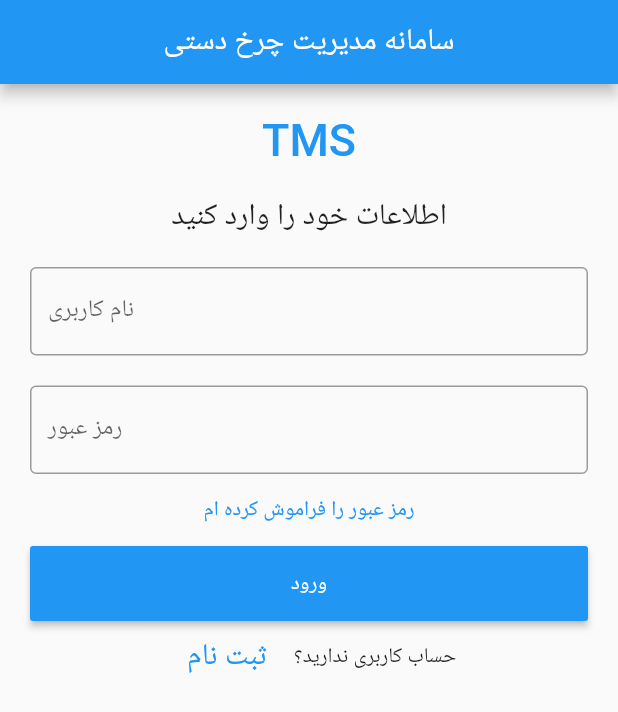
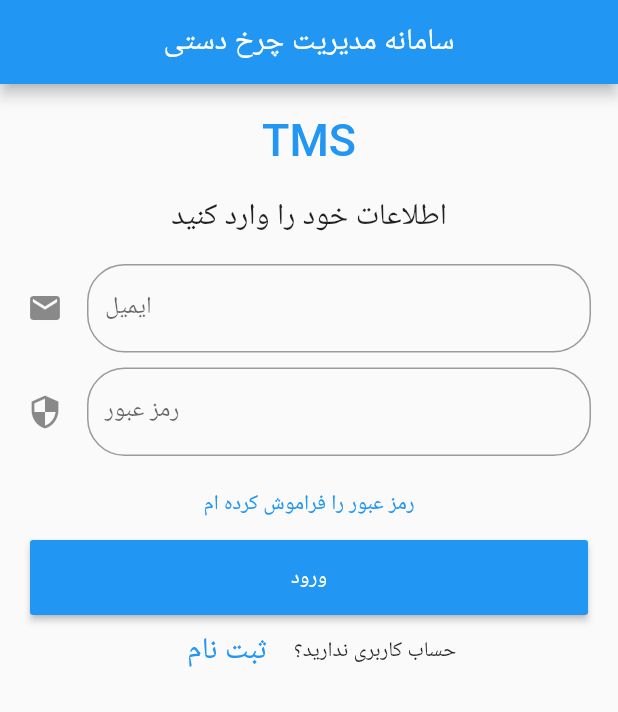
Before and after one commit to a-shahrestani/TMS_app, a Flutter app: the screen it shows after launch, on a phone screen of 412 x 824 dp. Shown: the top 712 px of the screen. Run offline on Flutter 3.47's test engine with Material 2 defaults, Android fonts, the phone set to English and light mode, and no system bars; our stand-ins replace flutter_map, latlong; Roboto replaces fonts that are missing (Poppins).

Commit message:
Login Screen is using TextFormField now instead of TextField Validation has been set Keyboard for email has been set Map works apparently

```diff
--- a/lib/MapScreen.dart
+++ b/lib/MapScreen.dart
@@ -45,9 +45,10 @@ class _State extends State<MapScreen> {
         ),
       ),
       drawer: Drawer(
+        child: Flexible(
           child: ListView(
             padding: EdgeInsets.zero,
-          children: <Widget>[
+            children: [
               DrawerHeader(
                 child: Text('test'),
                 decoration: BoxDecoration(color: Colors.amber),
@@ -60,7 +61,19 @@ class _State extends State<MapScreen> {
                 title: Text('t2'),
                 //Put onTap here
               ),
+              Align(
+                alignment: Alignment.bottomLeft,
+                child: ListTile(
+                  onTap: () {
+                    Navigator.pushReplacementNamed(context, '/SignOut');
+                  },
+                  title: Text('Log Out'),
+                  trailing: Icon(Icons.close),
+                  //Put onTap here
+                ),
+              ),
             ],
+          ),
         ),
       ),
     );
--- a/lib/main.dart
+++ b/lib/main.dart
@@ -13,6 +13,7 @@ void main() {
       '/SignUpPage': (context) => SignUpPage(),
       '/LoginPage': (context) => LoginPage(),
       '/MapPage': (context) => MapScreen(),
+      '/SignOut': (context) => LoginPage(),
     },
   ));
 }
@@ -23,10 +24,23 @@ class LoginPage extends StatefulWidget {
 }
 
 class _State extends State<LoginPage> {
-  TextEditingController nameController = TextEditingController();
-  TextEditingController passwordController = TextEditingController();
+//  TextEditingController nameController = TextEditingController();
+//  TextEditingController passwordController = TextEditingController();
+  String _user;
+  String _pass;
+  final formKey = GlobalKey<FormState>();
   final String signinAPI = '';
-  Future<Map<String, dynamic>> sigin(String username, String password) async {
+
+  void _login() {
+    if (formKey.currentState.validate()) {
+      formKey.currentState.save();
+      Navigator.pushReplacementNamed(context, '/MapPage');
+//      _sigin(_user, _pass);
+    }
+  }
+
+  // sign in method
+  Future<Map<String, dynamic>> _sigin(String username, String password) async {
     final Map<String, dynamic> authData = {
       "username": username,
       "password": password
@@ -54,7 +68,8 @@ class _State extends State<LoginPage> {
 
   @override
   Widget build(BuildContext context) {
-    return Scaffold(
+    return SafeArea(
+      child: Scaffold(
           appBar: AppBar(
             title: Center(child: Text('سامانه مدیریت چرخ دستی')),
           ),
@@ -79,24 +94,69 @@ class _State extends State<LoginPage> {
                         'اطلاعات خود را وارد کنید',
                         style: TextStyle(fontSize: 20),
                       )),
-                Container(
-                  padding: EdgeInsets.all(10),
-                  child: TextField(
-                    controller: nameController,
+//                  Container(
+//                    padding: EdgeInsets.all(10),
+//                    child: TextField(
+//                      controller: nameController,
+//                      decoration: InputDecoration(
+//                        border: OutlineInputBorder(),
+//                        labelText: 'نام کاربری',
+//                      ),
+//                    ),
+//                  ),
+//                  Container(
+//                    padding: EdgeInsets.fromLTRB(10, 10, 10, 0),
+//                    child: TextField(
+//                      obscureText: true,
+//                      controller: passwordController,
+//                      decoration: InputDecoration(
+//                        border: OutlineInputBorder(),
+//                        labelText: 'رمز عبور',
+//                      ),
+//                    ),
+//                  ),
+                  Padding(
+                    padding: const EdgeInsets.all(8.0),
+                    child: Form(
+                      key: formKey,
+                      child: Column(
+                        mainAxisSize: MainAxisSize.min,
+                        children: <Widget>[
+                          TextFormField(
+                            keyboardType: TextInputType.emailAddress,
+                            style: new TextStyle(
+                              fontFamily: "Poppins",
+                            ),
                             decoration: InputDecoration(
-                      border: OutlineInputBorder(),
-                      labelText: 'نام کاربری',
+                                icon: Icon(Icons.email),
+                                labelText: 'ایمیل',
+                                border: OutlineInputBorder(
+                                  borderRadius: BorderRadius.circular(25.0),
+                                  borderSide: BorderSide(),
+                                )),
+                            validator: (input) => !input.contains('@')
+                                ? 'Not a valid Email'
+                                : null,
+                            onSaved: (input) => _user = input,
                           ),
+                          SizedBox(
+                            height: 10,
                           ),
+                          TextFormField(
+                            obscureText: true,
+                            decoration: InputDecoration(
+                                icon: Icon(Icons.security),
+                                labelText: 'رمز عبور',
+                                border: OutlineInputBorder(
+                                    borderSide: BorderSide(),
+                                    borderRadius: BorderRadius.circular(25.0))),
+                            validator: (input) => input.length < 6
+                                ? 'Password should at least be 6 characters'
+                                : null,
+                            onSaved: (input) => _pass = input,
+                            keyboardType: TextInputType.visiblePassword,
                           ),
-                Container(
-                  padding: EdgeInsets.fromLTRB(10, 10, 10, 0),
-                  child: TextField(
-                    obscureText: true,
-                    controller: passwordController,
-                    decoration: InputDecoration(
-                      border: OutlineInputBorder(),
-                      labelText: 'رمز عبور',
+                        ],
                       ),
                     ),
                   ),
@@ -117,7 +177,7 @@ class _State extends State<LoginPage> {
                         onPressed: () {
 //                        print(nameController.text);
 //                        print(passwordController.text);
-                        Navigator.pushReplacementNamed(context, '/MapPage');
+                          _login();
                         },
                       )),
                   Container(
@@ -131,7 +191,8 @@ class _State extends State<LoginPage> {
                         ),
                         onPressed: () {
                           //signup screen
-                        Navigator.pushReplacementNamed(context, '/SignUpPage');
+                          Navigator.pushReplacementNamed(
+                              context, '/SignUpPage');
                         },
                       ),
                       Text('حساب کاربری ندارید؟'),
@@ -139,6 +200,7 @@ class _State extends State<LoginPage> {
                     mainAxisAlignment: MainAxisAlignment.center,
                   ))
                 ],
-            )));
+              ))),
+    );
   }
 }
```
Also changed, not shown: pubspec.lock. Lines whose indentation alone changed are shown as unchanged.
